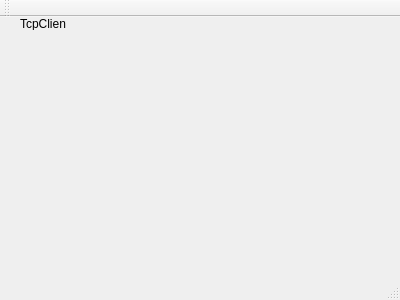
This is test_TcpClient/src/forms/mainwindow.ui in Zingam/SpaGUIController as Qt 5 draws it before an edit. The edited form follows.
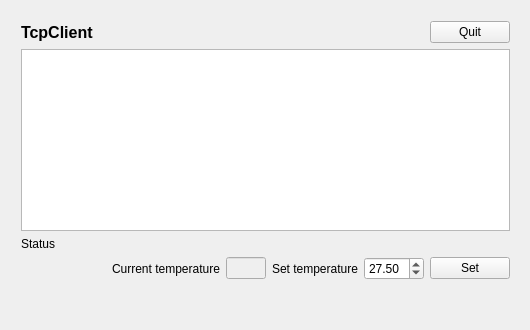
This is the edited form.

```diff
--- a/test_TcpClient/src/forms/mainwindow.ui
+++ b/test_TcpClient/src/forms/mainwindow.ui
@@ -6,47 +6,170 @@
    <rect>
     <x>0</x>
     <y>0</y>
-    <width>400</width>
-    <height>300</height>
+    <width>530</width>
+    <height>330</height>
    </rect>
   </property>
+  <property name="minimumSize">
+   <size>
+    <width>530</width>
+    <height>330</height>
+   </size>
+  </property>
+  <property name="maximumSize">
+   <size>
+    <width>530</width>
+    <height>330</height>
+   </size>
+  </property>
   <property name="windowTitle">
    <string>MainWindow</string>
   </property>
   <widget class="QWidget" name="centralWidget">
-   <widget class="QLabel" name="label">
+   <widget class="QWidget" name="verticalLayoutWidget">
     <property name="geometry">
      <rect>
-      <x>20</x>
-      <y>0</y>
-      <width>46</width>
-      <height>13</height>
+      <x>10</x>
+      <y>10</y>
+      <width>511</width>
+      <height>311</height>
      </rect>
     </property>
-    <property name="text">
-     <string>TcpClient</string>
-    </property>
+    <layout class="QVBoxLayout" name="verticalLayout_Main">
+     <item>
+      <layout class="QHBoxLayout" name="horizontalLayout_Title">
+       <item>
+        <widget class="QLabel" name="label_Title">
+         <property name="font">
+          <font>
+           <pointsize>12</pointsize>
+           <weight>75</weight>
+           <bold>true</bold>
+          </font>
+         </property>
+         <property name="text">
+          <string>TcpClient</string>
+         </property>
+        </widget>
+       </item>
+       <item>
+        <spacer name="horizontalSpacer_Title">
+         <property name="orientation">
+          <enum>Qt::Horizontal</enum>
+         </property>
+         <property name="sizeHint" stdset="0">
+          <size>
+           <width>40</width>
+           <height>20</height>
+          </size>
+         </property>
+        </spacer>
+       </item>
+       <item>
+        <widget class="QPushButton" name="pushButton_Quit">
+         <property name="text">
+          <string>Quit</string>
+         </property>
+        </widget>
+       </item>
+      </layout>
+     </item>
+     <item>
+      <widget class="QTextEdit" name="textEdit_OutputConsole"/>
+     </item>
+     <item>
+      <widget class="QLabel" name="label_Status">
+       <property name="text">
+        <string>Status</string>
+       </property>
+      </widget>
+     </item>
+     <item>
+      <layout class="QHBoxLayout" name="horizontalLayout_Temperature">
+       <item>
+        <spacer name="horizontalSpacer_Temperature">
+         <property name="orientation">
+          <enum>Qt::Horizontal</enum>
+         </property>
+         <property name="sizeHint" stdset="0">
+          <size>
+           <width>40</width>
+           <height>20</height>
+          </size>
+         </property>
+        </spacer>
+       </item>
+       <item>
+        <widget class="QLabel" name="label_TemperatureCurrent">
+         <property name="text">
+          <string>Current temperature</string>
+         </property>
+        </widget>
+       </item>
+       <item>
+        <widget class="QLineEdit" name="lineEdit">
+         <property name="enabled">
+          <bool>false</bool>
+         </property>
+         <property name="maximumSize">
+          <size>
+           <width>40</width>
+           <height>16777215</height>
+          </size>
+         </property>
+        </widget>
+       </item>
+       <item>
+        <widget class="QLabel" name="label_TemperatureSet">
+         <property name="text">
+          <string>Set temperature</string>
+         </property>
+        </widget>
+       </item>
+       <item>
+        <widget class="QDoubleSpinBox" name="doubleSpinBox_TemperatureSet">
+         <property name="maximumSize">
+          <size>
+           <width>60</width>
+           <height>16777215</height>
+          </size>
+         </property>
+         <property name="maximum">
+          <double>100.000000000000000</double>
+         </property>
+         <property name="singleStep">
+          <double>0.500000000000000</double>
+         </property>
+         <property name="value">
+          <double>27.500000000000000</double>
+         </property>
+        </widget>
+       </item>
+       <item>
+        <widget class="QPushButton" name="pushButton_TemperatureSet">
+         <property name="text">
+          <string>Set</string>
+         </property>
+        </widget>
+       </item>
+      </layout>
+     </item>
+     <item>
+      <spacer name="verticalSpacer">
+       <property name="orientation">
+        <enum>Qt::Vertical</enum>
+       </property>
+       <property name="sizeHint" stdset="0">
+        <size>
+         <width>20</width>
+         <height>40</height>
+        </size>
+       </property>
+      </spacer>
+     </item>
+    </layout>
    </widget>
   </widget>
-  <widget class="QMenuBar" name="menuBar">
-   <property name="geometry">
-    <rect>
-     <x>0</x>
-     <y>0</y>
-     <width>400</width>
-     <height>21</height>
-    </rect>
-   </property>
-  </widget>
-  <widget class="QToolBar" name="mainToolBar">
-   <attribute name="toolBarArea">
-    <enum>TopToolBarArea</enum>
-   </attribute>
-   <attribute name="toolBarBreak">
-    <bool>false</bool>
-   </attribute>
-  </widget>
-  <widget class="QStatusBar" name="statusBar"/>
  </widget>
  <layoutdefault spacing="6" margin="11"/>
  <resources/>
```
Left out of the diff: 19 changed lines with no effect on the pictures.
